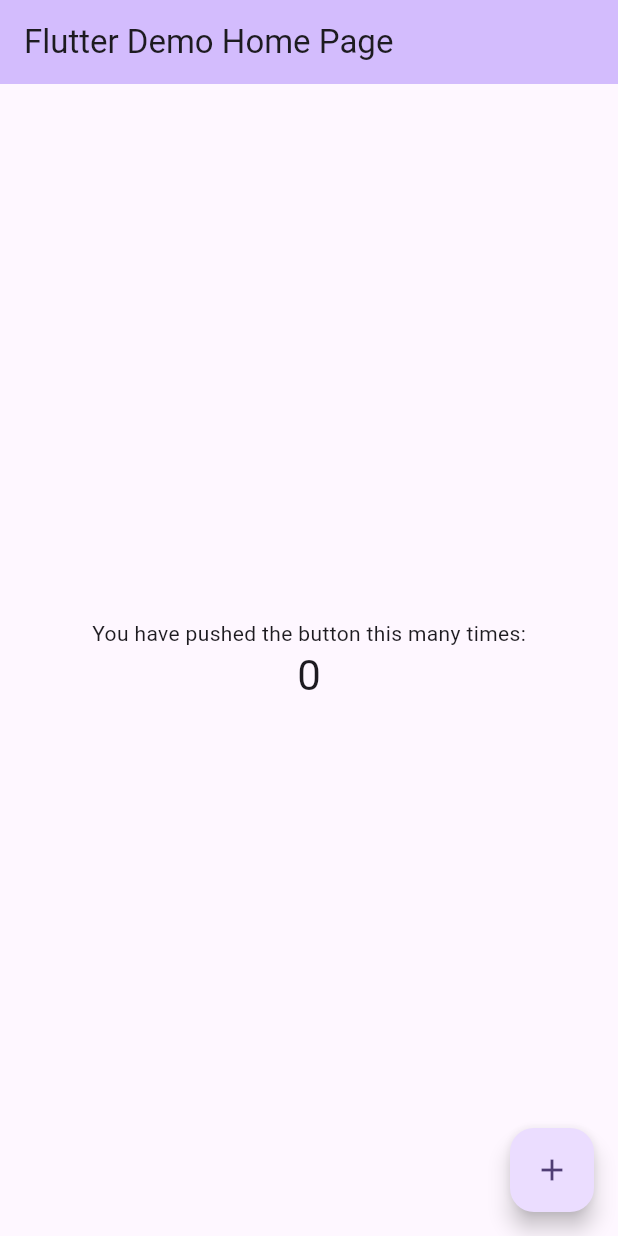
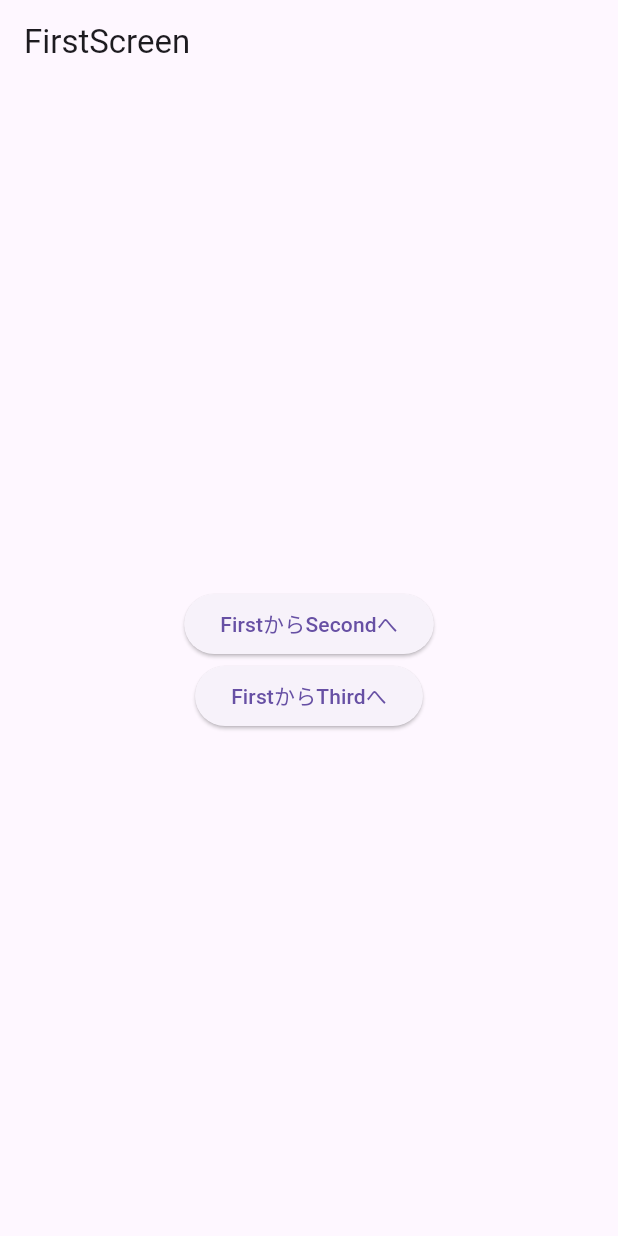
Before and after one commit to hide0621/flutter_sample_routing_ver2, a Flutter app: the screen it shows after launch, on a phone screen of 412 x 824 dp. Run offline on Flutter 3.47's test engine with Material 3 defaults, Android fonts, the phone set to English and light mode, and no system bars.

Commit message:
名前付きルートで画面遷移してみた

```diff
--- a/lib/main.dart
+++ b/lib/main.dart
@@ -1,125 +1,95 @@
 import 'package:flutter/material.dart';
 
 void main() {
-  runApp(const MyApp());
+  runApp(
+    MaterialApp(initialRoute: '/', routes: {
+      '/': (context) => const FirstScreen(),
+      '/second': (context) => const SecondScreen(),
+      '/second/third': (context) => const ThirdScreen(),
+    }),
+  );
 }
 
-class MyApp extends StatelessWidget {
-  const MyApp({super.key});
+class FirstScreen extends StatelessWidget {
+  const FirstScreen({super.key});
 
-  // This widget is the root of your application.
   @override
   Widget build(BuildContext context) {
-    return MaterialApp(
-      title: 'Flutter Demo',
-      theme: ThemeData(
-        // This is the theme of your application.
-        //
-        // TRY THIS: Try running your application with "flutter run". You'll see
-        // the application has a purple toolbar. Then, without quitting the app,
-        // try changing the seedColor in the colorScheme below to Colors.green
-        // and then invoke "hot reload" (save your changes or press the "hot
-        // reload" button in a Flutter-supported IDE, or press "r" if you used
-        // the command line to start the app).
-        //
-        // Notice that the counter didn't reset back to zero; the application
-        // state is not lost during the reload. To reset the state, use hot
-        // restart instead.
-        //
-        // This works for code too, not just values: Most code changes can be
-        // tested with just a hot reload.
-        colorScheme: ColorScheme.fromSeed(seedColor: Colors.deepPurple),
-        useMaterial3: true,
-      ),
-      home: const MyHomePage(title: 'Flutter Demo Home Page'),
-    );
+    return Scaffold(
+        appBar: AppBar(
+          title: const Text('FirstScreen'),
+        ),
+        body: Center(
+            child: Column(
+          mainAxisAlignment: MainAxisAlignment.center,
+          children: [
+            ElevatedButton(
+              child: const Text('FirstからSecondへ'),
+              onPressed: () {
+                Navigator.of(context).pushNamed('/second');
+              },
+            ),
+            ElevatedButton(
+              child: const Text('FirstからThirdへ'),
+              onPressed: () {
+                Navigator.of(context).pushNamed('/second/third');
+              },
+            ),
+          ],
+        )));
   }
 }
 
-class MyHomePage extends StatefulWidget {
-  const MyHomePage({super.key, required this.title});
-
-  // This widget is the home page of your application. It is stateful, meaning
-  // that it has a State object (defined below) that contains fields that affect
-  // how it looks.
-
-  // This class is the configuration for the state. It holds the values (in this
-  // case the title) provided by the parent (in this case the App widget) and
-  // used by the build method of the State. Fields in a Widget subclass are
-  // always marked "final".
-
-  final String title;
-
-  @override
-  State<MyHomePage> createState() => _MyHomePageState();
-}
-
-class _MyHomePageState extends State<MyHomePage> {
-  int _counter = 0;
-
-  void _incrementCounter() {
-    setState(() {
-      // This call to setState tells the Flutter framework that something has
-      // changed in this State, which causes it to rerun the build method below
-      // so that the display can reflect the updated values. If we changed
-      // _counter without calling setState(), then the build method would not be
-      // called again, and so nothing would appear to happen.
-      _counter++;
-    });
-  }
+class SecondScreen extends StatelessWidget {
+  const SecondScreen({super.key});
 
   @override
   Widget build(BuildContext context) {
-    // This method is rerun every time setState is called, for instance as done
-    // by the _incrementCounter method above.
-    //
-    // The Flutter framework has been optimized to make rerunning build methods
-    // fast, so that you can just rebuild anything that needs updating rather
-    // than having to individually change instances of widgets.
     return Scaffold(
-      appBar: AppBar(
-        // TRY THIS: Try changing the color here to a specific color (to
-        // Colors.amber, perhaps?) and trigger a hot reload to see the AppBar
-        // change color while the other colors stay the same.
-        backgroundColor: Theme.of(context).colorScheme.inversePrimary,
-        // Here we take the value from the MyHomePage object that was created by
-        // the App.build method, and use it to set our appbar title.
-        title: Text(widget.title),
-      ),
-      body: Center(
-        // Center is a layout widget. It takes a single child and positions it
-        // in the middle of the parent.
-        child: Column(
-          // Column is also a layout widget. It takes a list of children and
-          // arranges them vertically. By default, it sizes itself to fit its
-          // children horizontally, and tries to be as tall as its parent.
-          //
-          // Column has various properties to control how it sizes itself and
-          // how it positions its children. Here we use mainAxisAlignment to
-          // center the children vertically; the main axis here is the vertical
-          // axis because Columns are vertical (the cross axis would be
-          // horizontal).
-          //
-          // TRY THIS: Invoke "debug painting" (choose the "Toggle Debug Paint"
-          // action in the IDE, or press "p" in the console), to see the
-          // wireframe for each widget.
+        appBar: AppBar(
+          title: const Text('SecondScreen'),
+        ),
+        body: Center(
+            child: Column(
           mainAxisAlignment: MainAxisAlignment.center,
-          children: <Widget>[
-            const Text(
-              'You have pushed the button this many times:',
+          children: [
+            ElevatedButton(
+              child: const Text('SecondからThirdへ'),
+              onPressed: () {
+                Navigator.of(context).pushNamed('/second/third');
+              },
             ),
-            Text(
-              '$_counter',
-              style: Theme.of(context).textTheme.headlineMedium,
+            ElevatedButton(
+              child: const Text('戻る'),
+              onPressed: () {
+                Navigator.of(context).pop();
+              },
             ),
           ],
-        ),
-      ),
-      floatingActionButton: FloatingActionButton(
-        onPressed: _incrementCounter,
-        tooltip: 'Increment',
-        child: const Icon(Icons.add),
-      ), // This trailing comma makes auto-formatting nicer for build methods.
-    );
+        )));
   }
 }
+
+class ThirdScreen extends StatelessWidget {
+  const ThirdScreen({super.key});
+
+  @override
+  Widget build(BuildContext context) {
+    return Scaffold(
+        appBar: AppBar(
+          title: const Text('ThirdScreen'),
+        ),
+        body: Center(
+            child: Column(
+          mainAxisAlignment: MainAxisAlignment.center,
+          children: [
+            ElevatedButton(
+              child: const Text('戻る'),
+              onPressed: () {
+                Navigator.of(context).pop();
+              },
+            ),
+          ],
+        )));
+  }
+}
```
